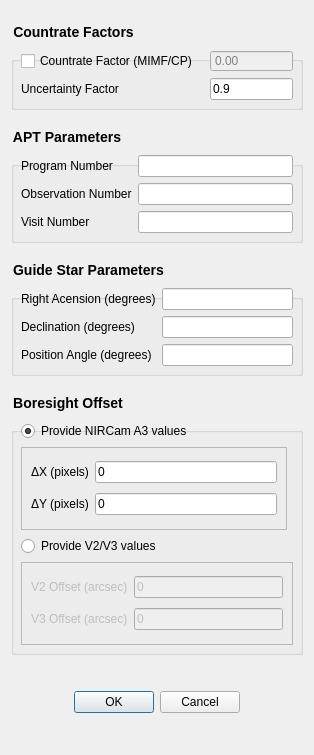
Qt form fgs-commissioning/jwst_magic/segment_guiding/segmentGuidingDialog.ui (spacetelescope/jwst_magic) before a commit.
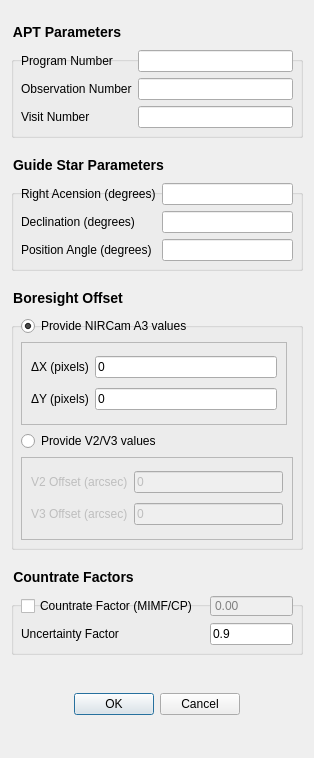
The same form after that commit.

Commit message: Add color to star selector GUI and rearrange SGT dialog window

```diff
--- a/fgs-commissioning/jwst_magic/segment_guiding/segmentGuidingDialog.ui
+++ b/fgs-commissioning/jwst_magic/segment_guiding/segmentGuidingDialog.ui
@@ -7,108 +7,13 @@
     <x>0</x>
     <y>0</y>
     <width>314</width>
-    <height>755</height>
+    <height>758</height>
    </rect>
   </property>
   <property name="windowTitle">
    <string>Dialog</string>
   </property>
   <layout class="QVBoxLayout" name="verticalLayout">
-   <item>
-    <spacer name="verticalSpacer_5">
-     <property name="orientation">
-      <enum>Qt::Vertical</enum>
-     </property>
-     <property name="sizeType">
-      <enum>QSizePolicy::Fixed</enum>
-     </property>
-     <property name="sizeHint" stdset="0">
-      <size>
-       <width>20</width>
-       <height>13</height>
-      </size>
-     </property>
-    </spacer>
-   </item>
-   <item>
-    <widget class="QGroupBox" name="groupBox_4">
-     <property name="sizePolicy">
-      <sizepolicy hsizetype="Preferred" vsizetype="Preferred">
-       <horstretch>0</horstretch>
-       <verstretch>0</verstretch>
-      </sizepolicy>
-     </property>
-     <property name="minimumSize">
-      <size>
-       <width>290</width>
-       <height>0</height>
-      </size>
-     </property>
-     <property name="styleSheet">
-      <string notr="true">QGroupBox { font-size: 14px; font-weight: bold; margin-top: 16px } QGroupBox::title { top: -16px }</string>
-     </property>
-     <property name="title">
-      <string>Countrate Factors</string>
-     </property>
-     <layout class="QGridLayout" name="gridLayout_4">
-      <item row="0" column="0">
-       <widget class="QCheckBox" name="checkBox_countrateFactor">
-        <property name="toolTip">
-         <string>&lt;html&gt;&lt;head/&gt;&lt;body&gt;&lt;p&gt;A factor by which to multiply the count rate of the guide star; for use in MIMF and CP where segments are stacked but unphased and the brightness might vary&lt;/p&gt;&lt;/body&gt;&lt;/html&gt;</string>
-        </property>
-        <property name="text">
-         <string>Countrate Factor (MIMF/CP)</string>
-        </property>
-       </widget>
-      </item>
-      <item row="1" column="0" colspan="2">
-       <widget class="QLabel" name="label_9">
-        <property name="toolTip">
-         <string>&lt;html&gt;&lt;head/&gt;&lt;body&gt;&lt;p&gt;The uncertainty in the brightness of the guide and reference stars; e.g. if the uncertainty factor is 0.9, then a star with a countrate of 100 will have an uncertainty of 90&lt;/p&gt;&lt;/body&gt;&lt;/html&gt;</string>
-        </property>
-        <property name="text">
-         <string>Uncertainty Factor</string>
-        </property>
-       </widget>
-      </item>
-      <item row="1" column="2" colspan="2">
-       <widget class="QLineEdit" name="lineEdit_countrateUncertainty">
-        <property name="toolTip">
-         <string>&lt;html&gt;&lt;head/&gt;&lt;body&gt;&lt;p&gt;The uncertainty in the brightness of the guide and reference stars; e.g. if the uncertainty factor is 0.9, then a star with a countrate of 100 will have an uncertainty of 90&lt;/p&gt;&lt;/body&gt;&lt;/html&gt;</string>
-        </property>
-        <property name="text">
-         <string>0.9</string>
-        </property>
-       </widget>
-      </item>
-      <item row="0" column="2" colspan="2">
-       <widget class="QDoubleSpinBox" name="doubleSpinBox_countrateFactor">
-        <property name="enabled">
-         <bool>false</bool>
-        </property>
-        <property name="toolTip">
-         <string>&lt;html&gt;&lt;head/&gt;&lt;body&gt;&lt;p&gt;A factor by which to multiply the count rate of the guide star; for use in MIMF and CP where segments are stacked but unphased and the brightness might vary&lt;/p&gt;&lt;/body&gt;&lt;/html&gt;</string>
-        </property>
-        <property name="whatsThis">
-         <string/>
-        </property>
-        <property name="styleSheet">
-         <string notr="true">.QDoubleSpinBox:disabled {color: grey}</string>
-        </property>
-        <property name="buttonSymbols">
-         <enum>QAbstractSpinBox::NoButtons</enum>
-        </property>
-        <property name="maximum">
-         <double>1.000000000000000</double>
-        </property>
-        <property name="singleStep">
-         <double>0.100000000000000</double>
-        </property>
-       </widget>
-      </item>
-     </layout>
-    </widget>
-   </item>
    <item>
     <spacer name="verticalSpacer_4">
      <property name="orientation">
@@ -458,6 +363,101 @@
      </layout>
     </widget>
    </item>
+   <item>
+    <spacer name="verticalSpacer_5">
+     <property name="orientation">
+      <enum>Qt::Vertical</enum>
+     </property>
+     <property name="sizeType">
+      <enum>QSizePolicy::Fixed</enum>
+     </property>
+     <property name="sizeHint" stdset="0">
+      <size>
+       <width>20</width>
+       <height>13</height>
+      </size>
+     </property>
+    </spacer>
+   </item>
+   <item>
+    <widget class="QGroupBox" name="groupBox_4">
+     <property name="sizePolicy">
+      <sizepolicy hsizetype="Preferred" vsizetype="Preferred">
+       <horstretch>0</horstretch>
+       <verstretch>0</verstretch>
+      </sizepolicy>
+     </property>
+     <property name="minimumSize">
+      <size>
+       <width>290</width>
+       <height>0</height>
+      </size>
+     </property>
+     <property name="styleSheet">
+      <string notr="true">QGroupBox { font-size: 14px; font-weight: bold; margin-top: 16px } QGroupBox::title { top: -16px }</string>
+     </property>
+     <property name="title">
+      <string>Countrate Factors</string>
+     </property>
+     <layout class="QGridLayout" name="gridLayout_4">
+      <item row="1" column="0" colspan="2">
+       <widget class="QLabel" name="label_9">
+        <property name="toolTip">
+         <string>&lt;html&gt;&lt;head/&gt;&lt;body&gt;&lt;p&gt;The uncertainty in the brightness of the guide and reference stars; e.g. if the uncertainty factor is 0.9, then a star with a countrate of 100 will have an uncertainty of 90&lt;/p&gt;&lt;/body&gt;&lt;/html&gt;</string>
+        </property>
+        <property name="text">
+         <string>Uncertainty Factor</string>
+        </property>
+       </widget>
+      </item>
+      <item row="0" column="0">
+       <widget class="QCheckBox" name="checkBox_countrateFactor">
+        <property name="toolTip">
+         <string>&lt;html&gt;&lt;head/&gt;&lt;body&gt;&lt;p&gt;A factor by which to multiply the count rate of the guide star; for use in MIMF and CP where segments are stacked but unphased and the brightness might vary&lt;/p&gt;&lt;/body&gt;&lt;/html&gt;</string>
+        </property>
+        <property name="text">
+         <string>Countrate Factor (MIMF/CP)</string>
+        </property>
+       </widget>
+      </item>
+      <item row="0" column="2" colspan="2">
+       <widget class="QDoubleSpinBox" name="doubleSpinBox_countrateFactor">
+        <property name="enabled">
+         <bool>false</bool>
+        </property>
+        <property name="toolTip">
+         <string>&lt;html&gt;&lt;head/&gt;&lt;body&gt;&lt;p&gt;A factor by which to multiply the count rate of the guide star; for use in MIMF and CP where segments are stacked but unphased and the brightness might vary&lt;/p&gt;&lt;/body&gt;&lt;/html&gt;</string>
+        </property>
+        <property name="whatsThis">
+         <string/>
+        </property>
+        <property name="styleSheet">
+         <string notr="true">.QDoubleSpinBox:disabled {color: grey}</string>
+        </property>
+        <property name="buttonSymbols">
+         <enum>QAbstractSpinBox::NoButtons</enum>
+        </property>
+        <property name="maximum">
+         <double>1.000000000000000</double>
+        </property>
+        <property name="singleStep">
+         <double>0.100000000000000</double>
+        </property>
+       </widget>
+      </item>
+      <item row="1" column="2" colspan="2">
+       <widget class="QLineEdit" name="lineEdit_countrateUncertainty">
+        <property name="toolTip">
+         <string>&lt;html&gt;&lt;head/&gt;&lt;body&gt;&lt;p&gt;The uncertainty in the brightness of the guide and reference stars; e.g. if the uncertainty factor is 0.9, then a star with a countrate of 100 will have an uncertainty of 90&lt;/p&gt;&lt;/body&gt;&lt;/html&gt;</string>
+        </property>
+        <property name="text">
+         <string>0.9</string>
+        </property>
+       </widget>
+      </item>
+     </layout>
+    </widget>
+   </item>
    <item>
     <widget class="QDialogButtonBox" name="buttonBox">
      <property name="sizePolicy">
```
The commit also changes 1 other file.
